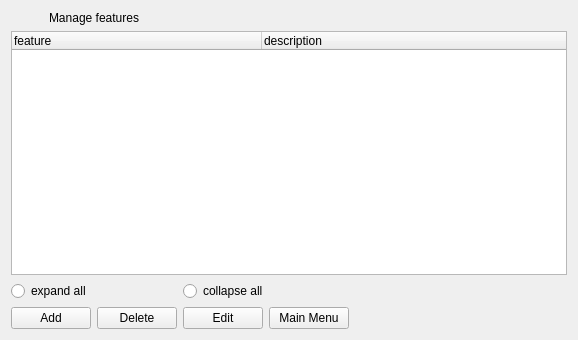
Wolframe/configurator, file client/forms/features.ui: the form before one commit.
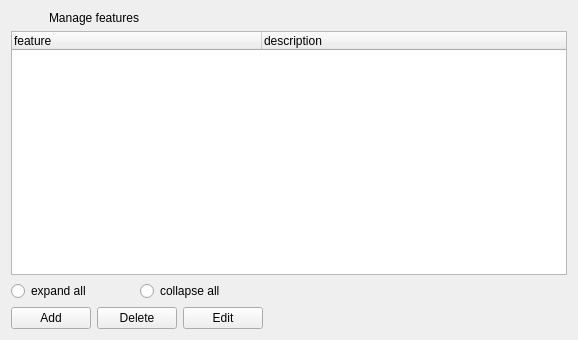
The form after the commit. Icons and pictures are not drawn.

Patch:
```diff
--- a/client/forms/features.ui
+++ b/client/forms/features.ui
@@ -136,19 +136,6 @@
        </property>
       </widget>
      </item>
-     <item>
-      <widget class="QPushButton" name="reload_2">
-       <property name="text">
-        <string>Main Menu</string>
-       </property>
-       <property name="form" stdset="0">
-        <string notr="true">init</string>
-       </property>
-       <property name="global.featureState" stdset="0">
-        <string notr="true">{feature.state}</string>
-       </property>
-      </widget>
-     </item>
     </layout>
    </item>
    <item row="0" column="0" colspan="2">
```
Left out of the diff: 3 changed lines with no effect on the pictures.
